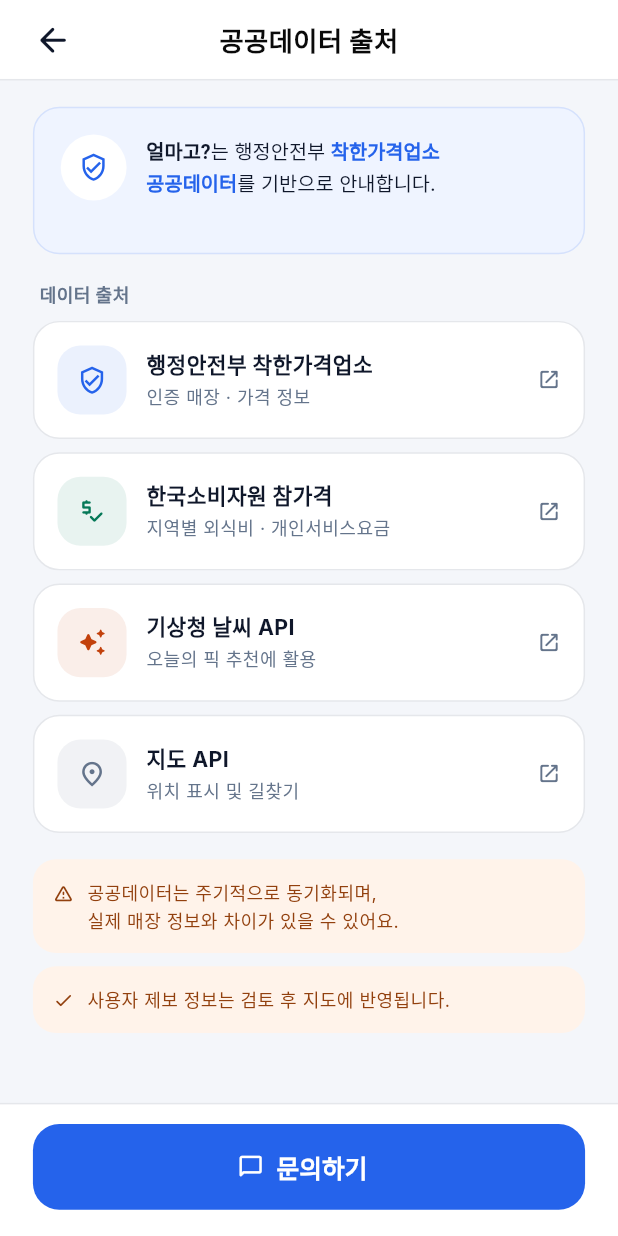
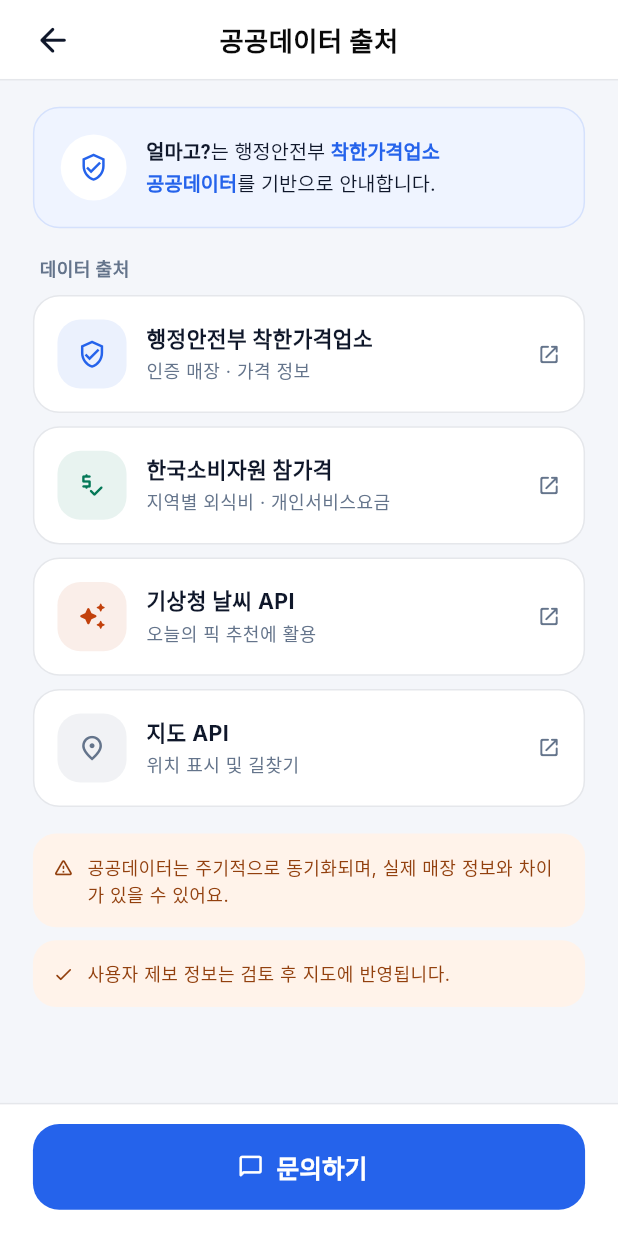
Before and after one commit to Minseo033/howmuch, a Flutter app: the PublicDataSourceScreen screen opened by its route, on a phone screen of 412 x 824 dp. Run offline on Flutter 3.47's test engine with Material 3 defaults, Android fonts, the phone set to English and light mode, and no system bars; our stand-ins replace firebase_core, firebase_messaging, flutter_compass, flutter_local_notifications, flutter_riverpod, geolocator and 6 more; missing offline and left inert: dart:js_interop, dart:ui_web, kakao_flutter_sdk_user; accounts and stored records are empty; network calls fail; statements that could not run were skipped.

Commit message:
feat: integrate taegwan-front UI polish updates for mypage, feed, and search filters

```diff
--- a/lib/features/mypage/presentation/screens/mypage_screen.dart
+++ b/lib/features/mypage/presentation/screens/mypage_screen.dart
@@ -1314,7 +1314,7 @@ class _DividerLine extends StatelessWidget {
       width: double.infinity,
       height: 1,
       child: Padding(
-        padding: const EdgeInsets.only(left: 45, right: 16),
+        padding: const EdgeInsets.symmetric(horizontal: 16),
         child: ColoredBox(key: lineKey, color: MypageScreen.border),
       ),
     );
--- a/lib/features/mypage/presentation/screens/public_data_source_screen.dart
+++ b/lib/features/mypage/presentation/screens/public_data_source_screen.dart
@@ -31,7 +31,10 @@ class PublicDataSourceScreen extends StatelessWidget {
     final topOffset = safePadding.top;
     final bottomOffset = safePadding.bottom;
     final footerHeight = _StickyButton.heightFor(bottomOffset);
-    final scrollContentHeight = 627.51416015625 + topOffset + footerHeight + 24;
+    const introHeight = 73.806640625;
+    const introHeightReduction = 89.58806610107422 - introHeight;
+    final scrollContentHeight =
+        627.51416015625 - introHeightReduction + topOffset + footerHeight + 24;
     final canPop = Navigator.of(context).canPop();
 
     void goBack() {
@@ -65,17 +68,17 @@ class PublicDataSourceScreen extends StatelessWidget {
                         left: 20,
                         top: 64.8720703125 + topOffset,
                         right: 20,
-                        height: 89.58806610107422,
+                        height: introHeight,
                         child: const _IntroCard(),
                       ),
                       Positioned(
                         left: 23.991455078125,
-                        top: 170.45458984375 + topOffset,
+                        top: 170.45458984375 - introHeightReduction + topOffset,
                         child: const _SectionLabel('데이터 출처'),
                       ),
                       Positioned(
                         left: 20,
-                        top: 194.94287109375 + topOffset,
+                        top: 194.94287109375 - introHeightReduction + topOffset,
                         right: 20,
                         height: 311.1505432128906,
                         child: const Column(
@@ -112,19 +115,19 @@ class PublicDataSourceScreen extends StatelessWidget {
                       ),
                       Positioned(
                         left: 20,
-                        top: 522.087890625 + topOffset,
+                        top: 522.087890625 - introHeightReduction + topOffset,
                         right: 20,
                         height: 56.96022415161133,
                         child: const _NoticeBox(
                           color: AppColors.warningLight,
                           iconColor: AppColors.warningDark,
                           icon: Icons.warning_amber_rounded,
-                          text: '공공데이터는 주기적으로 동기화되며,\n실제 매장 정보와 차이가 있을 수 있어요.',
+                          text: '공공데이터는 주기적으로 동기화되며, 실제 매장 정보와 차이가 있을 수 있어요.',
                         ),
                       ),
                       Positioned(
                         left: 20,
-                        top: 587.04541015625 + topOffset,
+                        top: 587.04541015625 - introHeightReduction + topOffset,
                         right: 20,
                         height: 40.46875,
                         child: const _NoticeBox(
@@ -238,6 +241,7 @@ class _IntroCard extends StatelessWidget {
   @override
   Widget build(BuildContext context) {
     return DecoratedBox(
+      key: const ValueKey('public-data-intro-card'),
       decoration: BoxDecoration(
         color: AppColors.primaryLight,
         border: Border.all(color: AppColors.primaryAlpha, width: .909),
@@ -251,6 +255,7 @@ class _IntroCard extends StatelessWidget {
             width: 40,
             height: 40,
             child: Container(
+              key: const ValueKey('public-data-intro-icon'),
               decoration: const BoxDecoration(
                 color: AppColors.white,
                 shape: BoxShape.circle,
@@ -399,9 +404,15 @@ class _NoticeBox extends StatelessWidget {
           ),
           Positioned(
             left: 32.98291015625,
+            right: 11.9886474609375,
             top: 11.98876953125,
             child: Text(
               text,
+              key: singleLine
+                  ? null
+                  : const ValueKey('public-data-sync-notice-text'),
+              maxLines: singleLine ? 1 : 2,
+              overflow: TextOverflow.ellipsis,
               style: TextStyle(
                 color: iconColor,
                 fontFamily: PublicDataSourceScreen.fontFamily,
--- a/lib/features/search/presentation/screens/search_filter_screen.dart
+++ b/lib/features/search/presentation/screens/search_filter_screen.dart
@@ -99,6 +99,7 @@ class _SearchFilterSheetState extends State<SearchFilterSheet> {
         MediaQuery.of(context).padding.bottom;
 
     return Container(
+      key: const ValueKey('search-filter-sheet'),
       decoration: const BoxDecoration(
         color: Colors.white,
         borderRadius: BorderRadius.vertical(top: Radius.circular(24)),
--- a/lib/features/search/presentation/screens/search_result_screen.dart
+++ b/lib/features/search/presentation/screens/search_result_screen.dart
@@ -282,6 +282,9 @@ class _SearchResultScreenState extends State<SearchResultScreen> {
       context: context,
       isScrollControlled: true,
       backgroundColor: Colors.transparent,
+      constraints: const BoxConstraints(
+        maxWidth: FigmaMobileCanvas.maxWebWidth,
+      ),
       builder: (_) => SearchFilterSheet(current: _filter),
     );
     if (result != null && mounted) {
```
Also changed, not shown: lib/features/community/presentation/screens/community_feed_screen.dart (+14 -6 lines), lib/features/mypage/presentation/screens/favorite_stores_screen.dart (+0 -9 lines), lib/features/mypage/presentation/screens/notification_settings_screen.dart (+38 -12 lines), lib/features/mypage/presentation/screens/profile_edit_screen.dart (+34 -8 lines), 2 other files.
